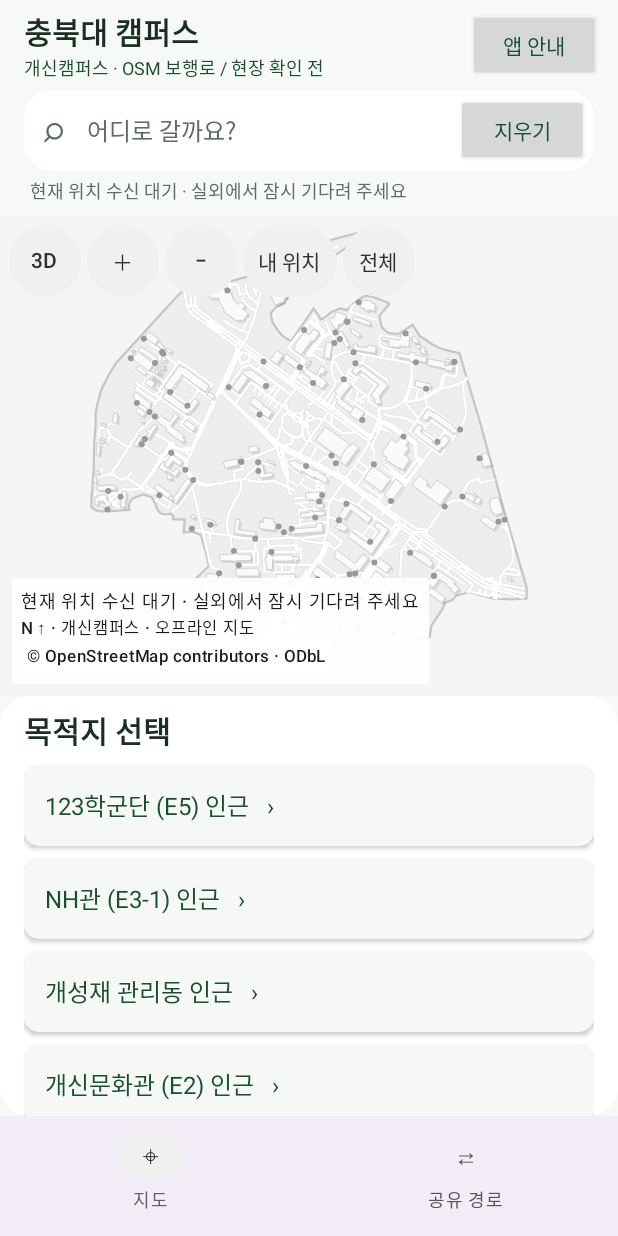
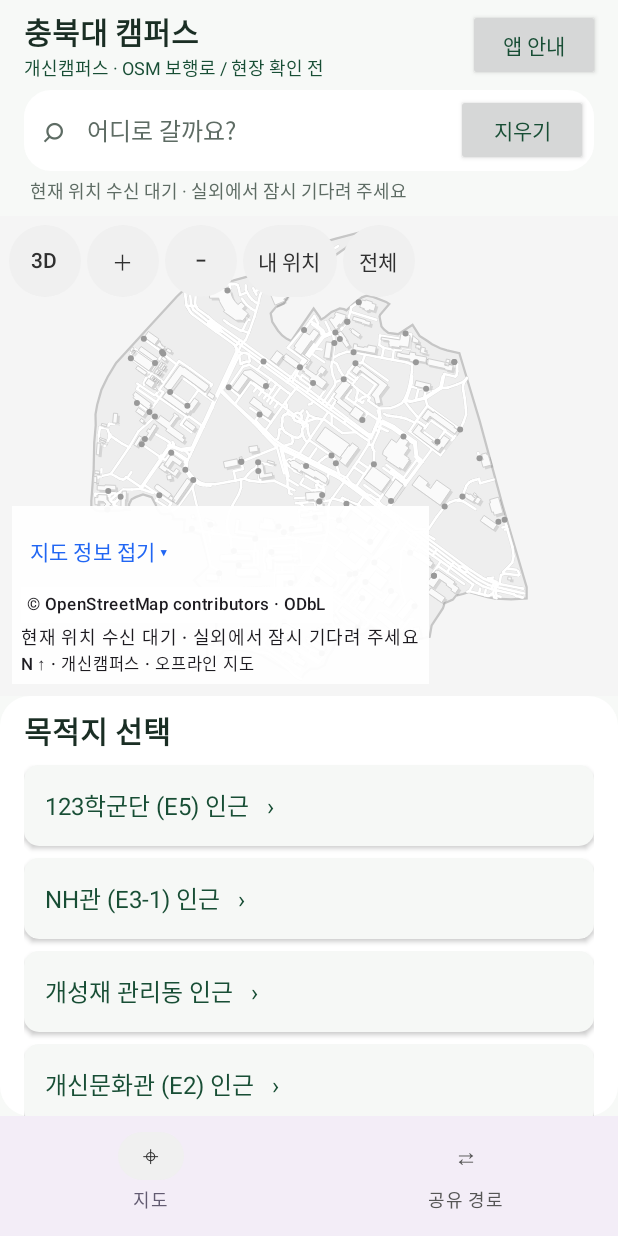
Before and after one commit to sballgut/sensor_map, an Android app built with Jetpack Compose: the screen it shows after launch (MainActivity), on a phone screen of 412 x 824 dp. Run offline under Robolectric (Android 15) with nearby library versions, the phone set to English and light mode, and no system bars; pictures from the network do not load.

Commit message:
지도 정보와 OpenStreetMap 출처를 함께 접고 펼치기

```diff
--- a/campus-route/app/src/main/java/kr/ac/campusroute/ui/map/CampusMapPanel.kt
+++ b/campus-route/app/src/main/java/kr/ac/campusroute/ui/map/CampusMapPanel.kt
@@ -2,11 +2,13 @@ package kr.ac.campusroute.ui.map
 
 import android.graphics.Paint
 import androidx.compose.foundation.Canvas
+import androidx.compose.animation.AnimatedVisibility
 import androidx.compose.foundation.rememberScrollState
 import androidx.compose.foundation.horizontalScroll
 import androidx.compose.foundation.verticalScroll
 import androidx.compose.ui.semantics.semantics
 import androidx.compose.ui.semantics.contentDescription
+import androidx.compose.ui.semantics.stateDescription
 import androidx.compose.foundation.clickable
 import androidx.compose.ui.platform.LocalUriHandler
 import androidx.compose.foundation.gestures.detectTapGestures
@@ -16,6 +18,7 @@ import androidx.compose.foundation.lazy.LazyRow
 import androidx.compose.foundation.lazy.items
 import androidx.compose.material3.*
 import androidx.compose.runtime.*
+import androidx.compose.runtime.saveable.rememberSaveable
 import androidx.compose.ui.draw.clipToBounds
 import androidx.compose.ui.Alignment
 import androidx.compose.ui.Modifier
@@ -41,6 +44,7 @@ fun CampusMapPanel(
     permissionDenied: Boolean = false, headingDegrees: Double? = null, initiallyFollowing: Boolean = true
 ) {
     var show3d by remember { mutableStateOf(false) }
+    var mapInfoExpanded by rememberSaveable { mutableStateOf(true) }
     val previewPoints=if(!initiallyFollowing) route?.nodes?.map { it.position }.orEmpty() else emptyList()
     val initialCenter=if(previewPoints.isEmpty()) campus.center else Point((previewPoints.minOf { it.x }+previewPoints.maxOf { it.x })/2,(previewPoints.minOf { it.y }+previewPoints.maxOf { it.y })/2)
     val initialZoom=if(previewPoints.isEmpty()) 1f else min(campus.mapWidth/(previewPoints.maxOf { it.x }-previewPoints.minOf { it.x }+150),campus.mapHeight/(previewPoints.maxOf { it.y }-previewPoints.minOf { it.y }+150)).toFloat().coerceIn(.5f,8f)
@@ -74,6 +78,16 @@ fun CampusMapPanel(
         }
         Surface(Modifier.align(Alignment.BottomStart).padding(8.dp),color=Color.White.copy(alpha=.94f)) {
             Column(Modifier.heightIn(max=statusLimit).verticalScroll(rememberScrollState()).padding(6.dp)) {
+                TextButton(
+                    onClick={ mapInfoExpanded=!mapInfoExpanded },
+                    modifier=Modifier.heightIn(min=48.dp).semantics {
+                        stateDescription=if(mapInfoExpanded) "펼쳐짐" else "접힘"
+                    },
+                    contentPadding=PaddingValues(horizontal=6.dp,vertical=4.dp)
+                ) { Text(if(mapInfoExpanded) "지도 정보 접기 ▾" else "지도 정보 ▴") }
+                AnimatedVisibility(visible=mapInfoExpanded) {
+                Column {
+                MapAttribution()
                 Text(locationMessage(location,permissionDenied),style=MaterialTheme.typography.labelMedium)
                 if (outside) Text("개신캠퍼스 밖 · 주변 지도는 제공하지 않음",style=MaterialTheme.typography.labelSmall)
                 if (location.condition==LocationCondition.PERMISSION_REQUIRED) {
@@ -83,7 +97,8 @@ fun CampusMapPanel(
                     TextButton(onClick=onOpenLocationSettings) { Text("기기 위치 켜기") }
                 }
                 Text("N ↑ · 개신캠퍼스 · 오프라인 지도",style=MaterialTheme.typography.labelSmall)
-                MapAttribution()
+                }
+                }
             }
         }
     }
```
Also changed, not shown: 2 other files.
